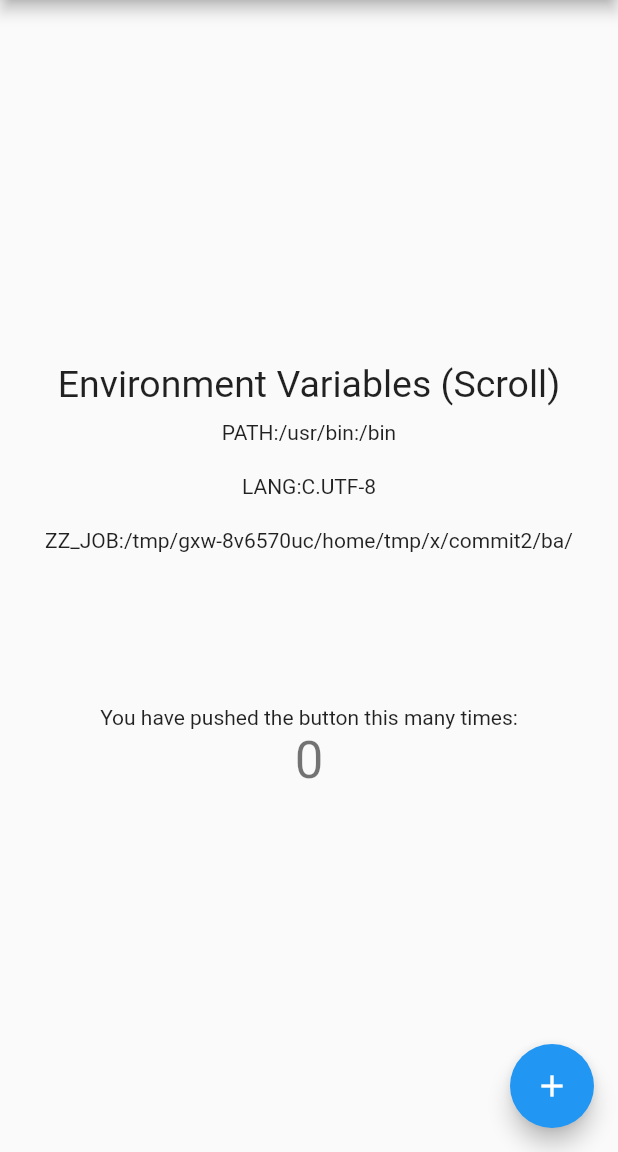
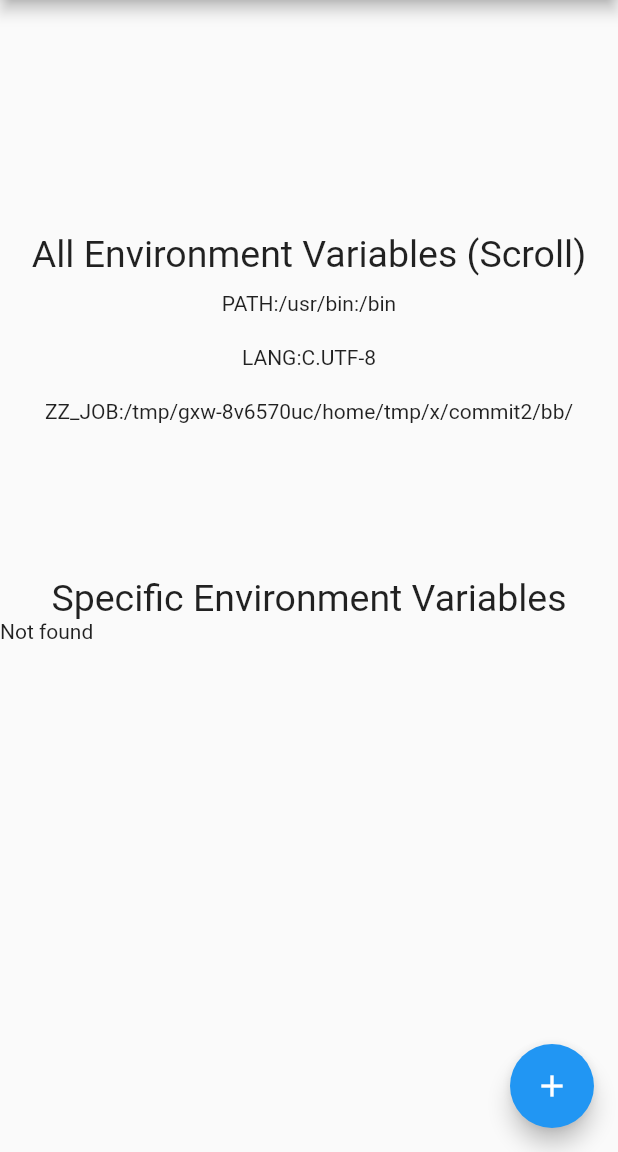
Before and after one commit to bens-schreiber/codemagictest, a Flutter app: the screen it shows after launch, on a phone screen of 412 x 824 dp, the part 84-1236 px from its top. Run offline on Flutter 3.47's test engine with Material 2 defaults, Android fonts, the phone set to English and light mode, and no system bars.

Commit message:
specific environmetn variables

```diff
--- a/lib/main.dart
+++ b/lib/main.dart
@@ -97,14 +97,14 @@ class _MyHomePageState extends State<MyHomePage> {
           // horizontal).
           mainAxisAlignment: MainAxisAlignment.center,
           children: [
-            const Text("Environment Variables (Scroll)",
+            const Text("All Environment Variables (Scroll)",
                 style: TextStyle(fontSize: 25)),
             SizedBox(
                 height: 100,
                 child: ListView(
                     children: Platform.environment.entries
                         .map((e) => Padding(
-                              padding: EdgeInsets.all(10),
+                              padding: const EdgeInsets.all(10),
                               child: Text(
                                 "${e.key}:${e.value}",
                                 textAlign: TextAlign.center,
@@ -114,12 +114,18 @@ class _MyHomePageState extends State<MyHomePage> {
             const SizedBox(
               height: 100,
             ),
-            const Text(
-              'You have pushed the button this many times:',
-            ),
-            Text(
-              '$_counter',
-              style: Theme.of(context).textTheme.headline4,
+            const Text("Specific Environment Variables",
+                style: TextStyle(fontSize: 25)),
+            SizedBox(
+                height: 100,
+                child: ListView(children: [
+                  Text(Platform.environment["testCodeMagicVariable"] == null
+                      ? "Not found"
+                      : Platform.environment["testCodeMagicVariable"]
+                          .toString())
+                ])),
+            const SizedBox(
+              height: 100,
             ),
           ],
         ),
```
